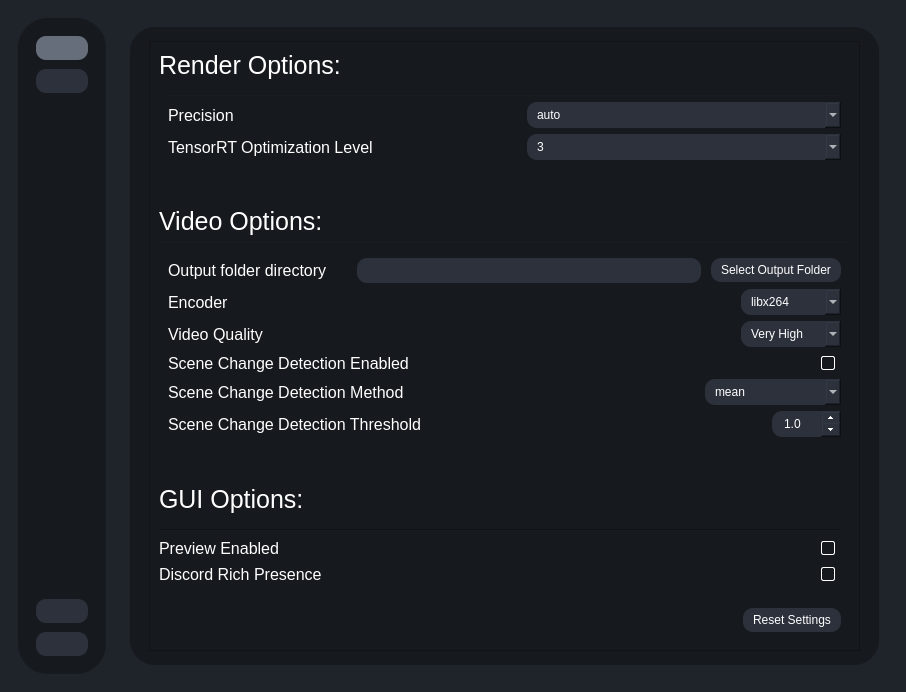
Old version of the form testRVEInterface.ui in the repository TNTwise/Rife-ESRGAN-App-Linux-QT.
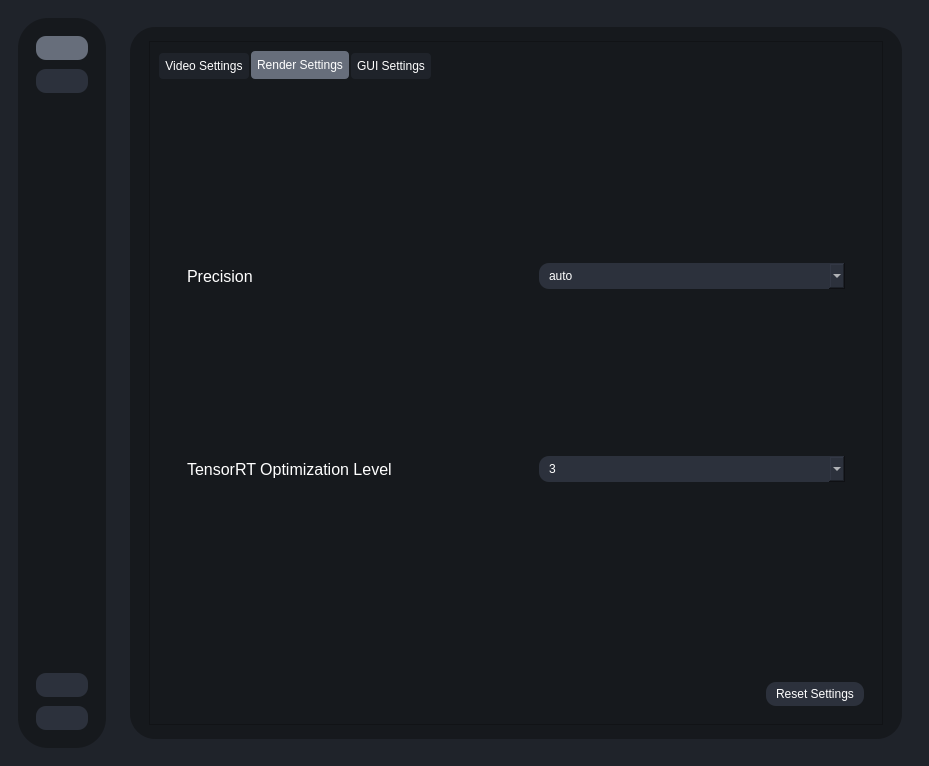
New version of the form. The open tabs and pages were chosen to show the change. Icons and pictures are not drawn.

```diff
--- a/testRVEInterface.ui
+++ b/testRVEInterface.ui
@@ -6,8 +6,8 @@
    <rect>
     <x>0</x>
     <y>0</y>
-    <width>906</width>
-    <height>692</height>
+    <width>929</width>
+    <height>766</height>
    </rect>
   </property>
   <property name="windowTitle">
@@ -1452,7 +1452,62 @@
         width: 20px;
         height: 15px;
     }
-</string>
+QTabWidget::pane { /* The tab widget frame */
+                border-top: 0px solid #C2C7CB;
+                top: -0.5em;
+                background: transparent;
+            }
+
+            QTabWidget::tab-bar {
+                alignment: left;
+            }
+
+            QTabBar::tab {
+                background: #1f232a;
+                border: 0px solid #C4C4C3;
+                border-bottom-color: #C2C7CB; /* same as the pane color */
+                border-top-left-radius: 4px;
+                border-top-right-radius: 4px;
+				  border-bottom-left-radius: 4px;
+                border-bottom-right-radius: 4px;
+                min-width: 8ex;
+                padding: 6px;
+				  color: #fff;
+            }
+
+            QTabBar::tab:selected{
+                background:#676e7b;
+            }
+            QTabBar::tab:hover {
+				background: #343b47;
+				}
+
+            QTabBar::tab:selected {
+                border-color: transparent;
+                border-bottom-color: transparent; /* same as pane color */
+            }
+
+            QTabBar::tab:!selected {
+                margin-top: 2px; /* make non-selected tabs look smaller */
+            }
+
+            QTabBar::tab:selected {
+                /* expand/overlap to the left and right by 4px */
+                margin-left: 2px;
+                margin-right: 2px;
+            }
+
+            QTabBar::tab:first:selected {
+                margin-left: 0; /* the first selected tab should not overlap */
+            }
+
+            QTabBar::tab:last:selected {
+                margin-right: 0; /* the last selected tab should not overlap */
+            }
+
+            QTabBar::tab:only-one {
+                margin: 0; /* if there is only one tab, it should not overlap */
+            }</string>
              </property>
              <layout class="QVBoxLayout" name="verticalLayout_14">
               <item>
@@ -1471,213 +1526,21 @@
                   <rect>
                    <x>0</x>
                    <y>0</y>
-                   <width>692</width>
-                   <height>622</height>
+                   <width>729</width>
+                   <height>682</height>
                   </rect>
                  </property>
                  <layout class="QVBoxLayout" name="verticalLayout_18">
                   <item>
-                   <widget class="QLabel" name="label_13">
-                    <property name="font">
-                     <font>
-                      <pointsize>19</pointsize>
-                     </font>
-                    </property>
-                    <property name="text">
-                     <string>Render Options:</string>
-                    </property>
-                   </widget>
-                  </item>
-                  <item>
-                   <widget class="QWidget" name="renderSettingsContainer" native="true">
-                    <layout class="QVBoxLayout" name="verticalLayout_12">
-                     <item>
-                      <widget class="Line" name="line_2">
-                       <property name="minimumSize">
-                        <size>
-                         <width>1</width>
-                         <height>1</height>
-                        </size>
-                       </property>
-                       <property name="orientation">
-                        <enum>Qt::Orientation::Horizontal</enum>
-                       </property>
-                      </widget>
-                     </item>
-                     <item>
-                      <layout class="QHBoxLayout" name="precisionSettingsContainer">
-                       <property name="spacing">
-                        <number>10</number>
-                       </property>
-                       <item>
-                        <widget class="QLabel" name="label_3">
-                         <property name="font">
-                          <font>
-                           <pointsize>12</pointsize>
-                          </font>
-                         </property>
-                         <property name="text">
-                          <string>Precision</string>
-                         </property>
-                        </widget>
-                       </item>
-                       <item>
-                        <widget class="QLabel" name="label_17">
-                         <property name="maximumSize">
-                          <size>
-                           <width>25</width>
-                           <height>25</height>
-                          </size>
-                         </property>
-                         <property name="toolTip">
-                          <string>&lt;html&gt;&lt;head/&gt;&lt;body&gt;&lt;p&gt;Precision:&lt;/p&gt;&lt;p&gt; - Auto: Defaults to float16 if the GPU is supported (RTX 20 series and up)&lt;/p&gt;&lt;p&gt; - Float16: Faster inference and less VRAM usage.&lt;/p&gt;&lt;p&gt; - Float32: Slower inference and more VRAM usage, supported on more GPUS.&lt;/p&gt;&lt;/body&gt;&lt;/html&gt;</string>
-                         </property>
-                         <property name="text">
-                          <string/>
-                         </property>
-                         <property name="pixmap">
-                          <pixmap resource="resources.qrc">:/icons/icons/info.svg</pixmap>
-                         </property>
-                         <property name="scaledContents">
-                          <bool>true</bool>
-                         </property>
-                        </widget>
-                       </item>
-                       <item>
-                        <widget class="QComboBox" name="precision">
-                         <item>
-                          <property name="text">
-                           <string>auto</string>
-                          </property>
-                         </item>
-                         <item>
-                          <property name="text">
-                           <string>float16</string>
-                          </property>
-                         </item>
-                         <item>
-                          <property name="text">
-                           <string>float32</string>
-                          </property>
-                         </item>
-                        </widget>
-                       </item>
-                      </layout>
-                     </item>
-                     <item>
-                      <layout class="QHBoxLayout" name="tensorRTOptLevelSettingsContainer">
-                       <property name="spacing">
-                        <number>10</number>
-                       </property>
-                       <item>
-                        <widget class="QLabel" name="label_15">
-                         <property name="font">
-                          <font>
-                           <pointsize>12</pointsize>
-                          </font>
-                         </property>
-                         <property name="text">
-                          <string>TensorRT Optimization Level</string>
-                         </property>
-                        </widget>
-                       </item>
-                       <item>
-                        <widget class="QLabel" name="label_21">
-                         <property name="maximumSize">
-                          <size>
-                           <width>25</width>
-                           <height>25</height>
-                          </size>
-                         </property>
-                         <property name="toolTip">
-                          <string>&lt;html&gt;&lt;head/&gt;&lt;body&gt;&lt;p&gt;TensorRT Optimization Level:&lt;/p&gt;&lt;p&gt; - Lower means less optimization, but faster engine generation time.&lt;/p&gt;&lt;p&gt; - Higher means more optimization, but slowe engine generation time.&lt;/p&gt;&lt;/body&gt;&lt;/html&gt;</string>
-                         </property>
-                         <property name="text">
-                          <string/>
-                         </property>
-                         <property name="pixmap">
-                          <pixmap resource="resources.qrc">:/icons/icons/info.svg</pixmap>
-                         </property>
-                         <property name="scaledContents">
-                          <bool>true</bool>
-                         </property>
-                        </widget>
-                       </item>
-                       <item>
-                        <widget class="QComboBox" name="tensorrt_optimization_level">
+                   <widget class="QTabWidget" name="tabWidget">
                          <property name="currentIndex">
-                          <number>2</number>
-                         </property>
-                         <item>
-                          <property name="text">
-                           <string>1</string>
-                          </property>
-                         </item>
-                         <item>
-                          <property name="text">
-                           <string>2</string>
-                          </property>
-                         </item>
-                         <item>
-                          <property name="text">
-                           <string>3</string>
-                          </property>
-                         </item>
-                         <item>
-                          <property name="text">
-                           <string>4</string>
-                          </property>
-                         </item>
-                         <item>
-                          <property name="text">
-                           <string>5</string>
-                          </property>
-                         </item>
-                        </widget>
-                       </item>
-                      </layout>
-                     </item>
-                    </layout>
-                   </widget>
-                  </item>
-                  <item>
-                   <spacer name="verticalSpacer_5">
-                    <property name="orientation">
-                     <enum>Qt::Orientation::Vertical</enum>
-                    </property>
-                    <property name="sizeHint" stdset="0">
-                     <size>
-                      <width>20</width>
-                      <height>40</height>
-                     </size>
-                    </property>
-                   </spacer>
-                  </item>
-                  <item>
-                   <widget class="QLabel" name="label_16">
-                    <property name="font">
-                     <font>
-                      <pointsize>19</pointsize>
-                     </font>
-                    </property>
-                    <property name="text">
-                     <string>Video Options:</string>
-                    </property>
-                   </widget>
-                  </item>
-                  <item>
-                   <widget class="Line" name="line">
-                    <property name="minimumSize">
-                     <size>
-                      <width>1</width>
-                      <height>1</height>
-                     </size>
-                    </property>
-                    <property name="orientation">
-                     <enum>Qt::Orientation::Horizontal</enum>
-                    </property>
-                   </widget>
-                  </item>
+                     <number>0</number>
+                    </property>
+                    <widget class="QWidget" name="tab_2">
+                     <attribute name="title">
+                      <string>Video Settings</string>
+                     </attribute>
+                     <layout class="QVBoxLayout" name="verticalLayout_17">
                   <item>
                    <widget class="QWidget" name="VideoSettingsContainer" native="true">
                     <layout class="QVBoxLayout" name="verticalLayout_19">
@@ -2131,31 +1994,159 @@
                     </layout>
                    </widget>
                   </item>
+                     </layout>
+                    </widget>
+                    <widget class="QWidget" name="tab_3">
+                     <attribute name="title">
+                      <string>Render Settings</string>
+                     </attribute>
+                     <layout class="QVBoxLayout" name="verticalLayout_22">
                   <item>
-                   <spacer name="verticalSpacer_3">
-                    <property name="orientation">
-                     <enum>Qt::Orientation::Vertical</enum>
-                    </property>
-                    <property name="sizeHint" stdset="0">
+                       <widget class="QWidget" name="renderSettingsContainer" native="true">
+                        <layout class="QVBoxLayout" name="verticalLayout_12">
+                         <item>
+                          <layout class="QHBoxLayout" name="precisionSettingsContainer">
+                           <property name="spacing">
+                            <number>10</number>
+                           </property>
+                           <item>
+                            <widget class="QLabel" name="label_3">
+                             <property name="font">
+                              <font>
+                               <pointsize>12</pointsize>
+                              </font>
+                             </property>
+                             <property name="text">
+                              <string>Precision</string>
+                             </property>
+                            </widget>
+                           </item>
+                           <item>
+                            <widget class="QLabel" name="label_17">
+                             <property name="maximumSize">
                      <size>
-                      <width>20</width>
-                      <height>40</height>
-                     </size>
-                    </property>
-                   </spacer>
+                               <width>25</width>
+                               <height>25</height>
+                              </size>
+                             </property>
+                             <property name="toolTip">
+                              <string>&lt;html&gt;&lt;head/&gt;&lt;body&gt;&lt;p&gt;Precision:&lt;/p&gt;&lt;p&gt; - Auto: Defaults to float16 if the GPU is supported (RTX 20 series and up)&lt;/p&gt;&lt;p&gt; - Float16: Faster inference and less VRAM usage.&lt;/p&gt;&lt;p&gt; - Float32: Slower inference and more VRAM usage, supported on more GPUS.&lt;/p&gt;&lt;/body&gt;&lt;/html&gt;</string>
+                             </property>
+                             <property name="text">
+                              <string/>
+                             </property>
+                             <property name="pixmap">
+                              <pixmap resource="resources.qrc">:/icons/icons/info.svg</pixmap>
+                             </property>
+                             <property name="scaledContents">
+                              <bool>true</bool>
+                             </property>
+                            </widget>
                   </item>
                   <item>
-                   <widget class="QLabel" name="label_22">
+                            <widget class="QComboBox" name="precision">
+                             <item>
+                              <property name="text">
+                               <string>auto</string>
+                              </property>
+                             </item>
+                             <item>
+                              <property name="text">
+                               <string>float16</string>
+                              </property>
+                             </item>
+                             <item>
+                              <property name="text">
+                               <string>float32</string>
+                              </property>
+                             </item>
+                            </widget>
+                           </item>
+                          </layout>
+                         </item>
+                         <item>
+                          <layout class="QHBoxLayout" name="tensorRTOptLevelSettingsContainer">
+                           <property name="spacing">
+                            <number>10</number>
+                           </property>
+                           <item>
+                            <widget class="QLabel" name="label_15">
                     <property name="font">
                      <font>
-                      <pointsize>19</pointsize>
+                               <pointsize>12</pointsize>
                      </font>
                     </property>
                     <property name="text">
-                     <string>GUI Options:</string>
+                              <string>TensorRT Optimization Level</string>
                     </property>
                    </widget>
                   </item>
+                           <item>
+                            <widget class="QLabel" name="label_21">
+                             <property name="maximumSize">
+                              <size>
+                               <width>25</width>
+                               <height>25</height>
+                              </size>
+                             </property>
+                             <property name="toolTip">
+                              <string>&lt;html&gt;&lt;head/&gt;&lt;body&gt;&lt;p&gt;TensorRT Optimization Level:&lt;/p&gt;&lt;p&gt; - Lower means less optimization, but faster engine generation time.&lt;/p&gt;&lt;p&gt; - Higher means more optimization, but slowe engine generation time.&lt;/p&gt;&lt;/body&gt;&lt;/html&gt;</string>
+                             </property>
+                             <property name="text">
+                              <string/>
+                             </property>
+                             <property name="pixmap">
+                              <pixmap resource="resources.qrc">:/icons/icons/info.svg</pixmap>
+                             </property>
+                             <property name="scaledContents">
+                              <bool>true</bool>
+                             </property>
+                            </widget>
+                           </item>
+                           <item>
+                            <widget class="QComboBox" name="tensorrt_optimization_level">
+                             <property name="currentIndex">
+                              <number>2</number>
+                             </property>
+                             <item>
+                              <property name="text">
+                               <string>1</string>
+                              </property>
+                             </item>
+                             <item>
+                              <property name="text">
+                               <string>2</string>
+                              </property>
+                             </item>
+                             <item>
+                              <property name="text">
+                               <string>3</string>
+                              </property>
+                             </item>
+                             <item>
+                              <property name="text">
+                               <string>4</string>
+                              </property>
+                             </item>
+                             <item>
+                              <property name="text">
+                               <string>5</string>
+                              </property>
+                             </item>
+                            </widget>
+                           </item>
+                          </layout>
+                         </item>
+                        </layout>
+                       </widget>
+                      </item>
+                     </layout>
+                    </widget>
+                    <widget class="QWidget" name="tab_4">
+                     <attribute name="title">
+                      <string>GUI Settings</string>
+                     </attribute>
+                     <layout class="QVBoxLayout" name="verticalLayout_23">
                   <item>
                    <widget class="QWidget" name="GUIOptionsContainer" native="true">
                     <layout class="QVBoxLayout" name="verticalLayout_20">
@@ -2300,6 +2291,10 @@
                     </layout>
                    </widget>
                   </item>
+                     </layout>
+                    </widget>
+                   </widget>
+                  </item>
                   <item>
                    <widget class="QWidget" name="widget_4" native="true">
                     <layout class="QHBoxLayout" name="horizontalLayout_20">
```
Left out of the diff: 33 changed lines with no effect on the pictures. Lines whose indentation alone changed are shown as unchanged.
